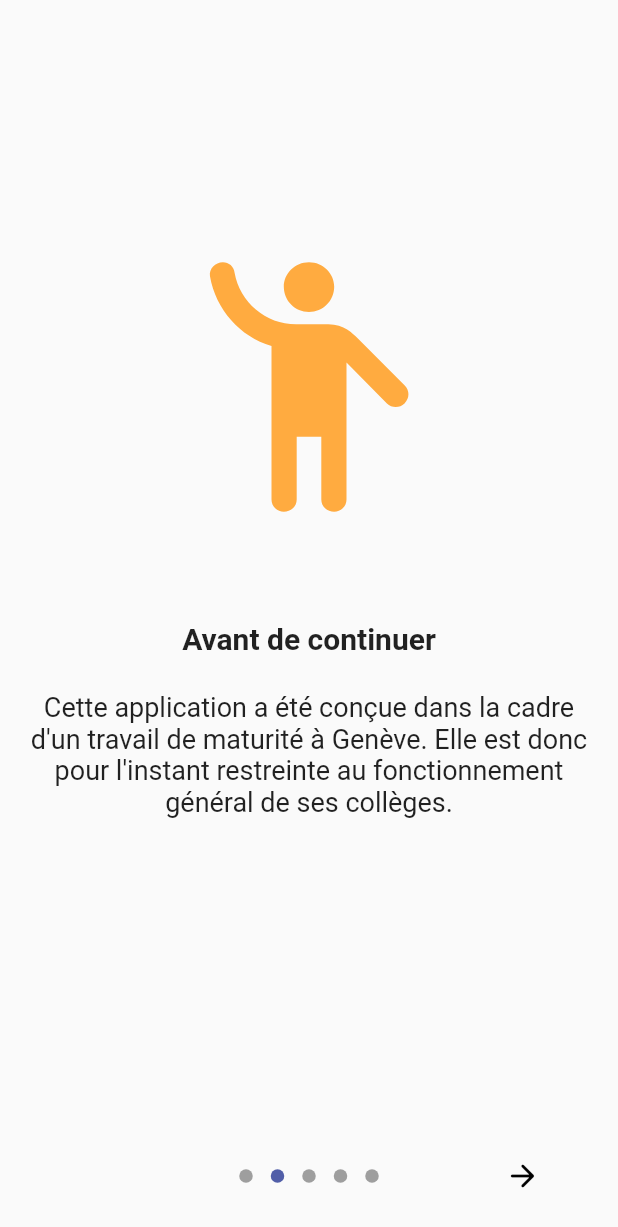
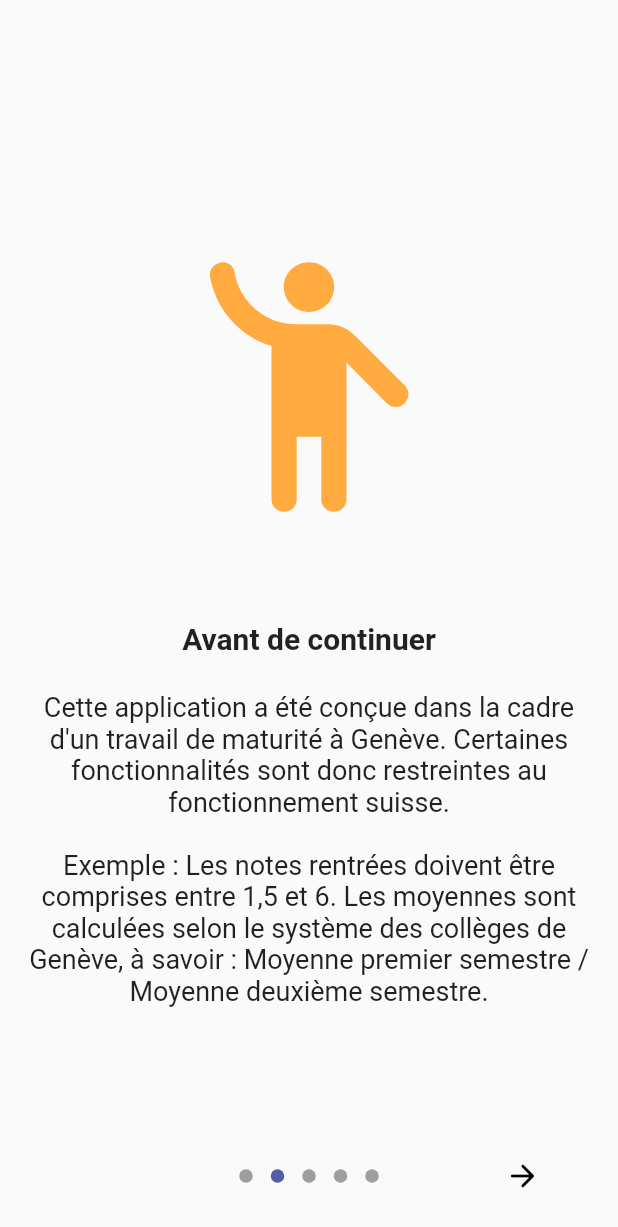
Before and after one commit to alessandrolapizza/tm_college_app, a Flutter app: the screen it shows after launch, swiped to page 2, on a phone screen of 412 x 824 dp. Shown: the top 1227 px of the screen. Run offline on Flutter 3.47's test engine with Material 2 defaults, Android fonts, the phone set to English and light mode, and no system bars; drawn by our look-alikes of introduction_screen; our stand-ins replace fl_chart, flutter_local_notifications, flutter_native_timezone, numberpicker, settings_ui, shared_preferences and 3 more; missing offline and left inert: flutter_material_color_picker, notification_permissions, sortedmap; accounts and stored records are empty.

Commit message:
Modifié textes d'introduction

```diff
--- a/lib/widgets/one_time_introduction_screen.dart
+++ b/lib/widgets/one_time_introduction_screen.dart
@@ -71,7 +71,7 @@ class _OneTimeIntroductionScreenState extends State<OneTimeIntroductionScreen> {
             color: Colors.orangeAccent,
           ),
           body:
-              "Cette application a été conçue dans la cadre d'un travail de maturité à Genève. Elle est donc pour l'instant restreinte au fonctionnement général de ses collèges.",
+              "Cette application a été conçue dans la cadre d'un travail de maturité à Genève. Certaines fonctionnalités sont donc restreintes au fonctionnement suisse.\n\nExemple : Les notes rentrées doivent être comprises entre 1,5 et 6. Les moyennes sont calculées selon le système des collèges de Genève, à savoir : Moyenne premier semestre / Moyenne deuxième semestre.",
           useScrollView: true,
         ),
         PageViewModel(
@@ -82,7 +82,7 @@ class _OneTimeIntroductionScreenState extends State<OneTimeIntroductionScreen> {
             color: Theme.of(context).primaryColor,
           ),
           body:
-              "Les notifications te permettent de te rappeler de tes devoirs aux heures qui te conviennent. Elles sont désactivables et customisables à tout moment dans les paramètres.",
+              "Les notifications te permettent de te rappeler tes devoirs aux heures qui te conviennent.\n\nElles sont désactivables et customisables dans les paramètres.",
           useScrollView: true,
           footer: OneTimeIntroductionNotificationsSettingTile(
             sharedPreferences: widget.sharedPreferences,
@@ -97,11 +97,11 @@ class _OneTimeIntroductionScreenState extends State<OneTimeIntroductionScreen> {
             color: Theme.of(context).primaryColor,
           ),
           body:
-              "Attention ! Les dates fournies ne sont plus modifiables après validation. Pour les changers il faudra \"Commencer une nouvelle Année Scolaire\" dans les paramètres.",
+              "Attention ! Les dates fournies ne sont plus modifiables après validation.\n\nPour les changers il faudra \"Commencer une nouvelle Année Scolaire\" dans les paramètres.\n\nLes dates rentrées servent, entre autres, à calculer les moyennes correctement.",
           useScrollView: true,
         ),
         PageViewModel(
-          title: "Dates",
+          title: "Entrer les dates",
           image: Icon(
             Icons.date_range_rounded,
             size: 200,
```
